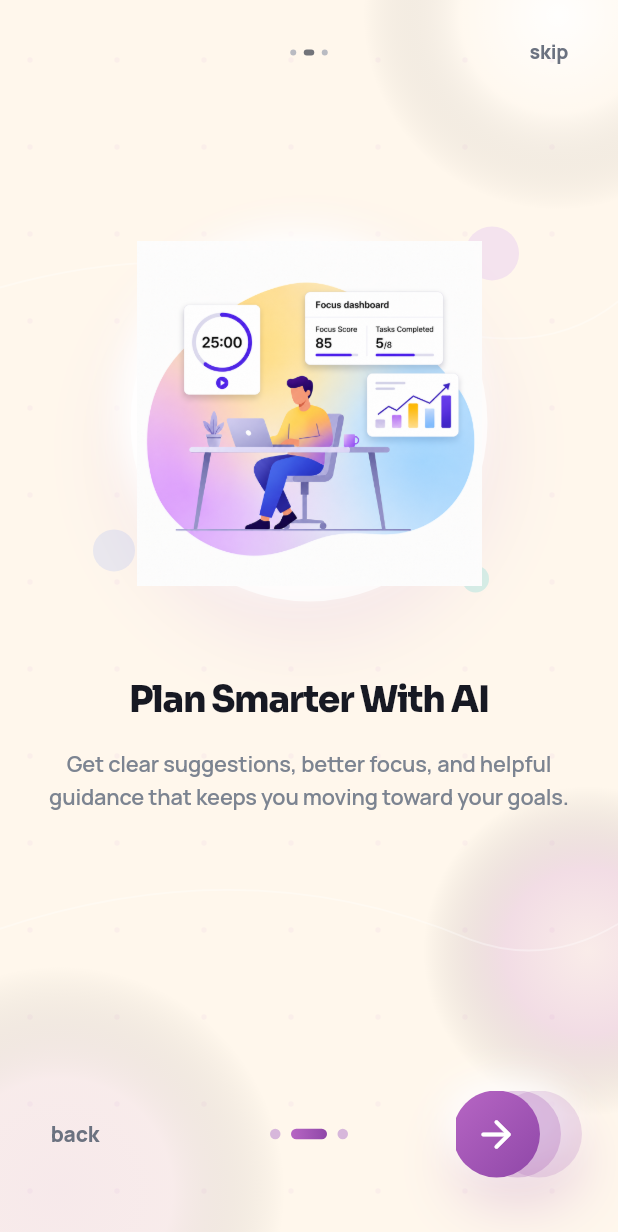
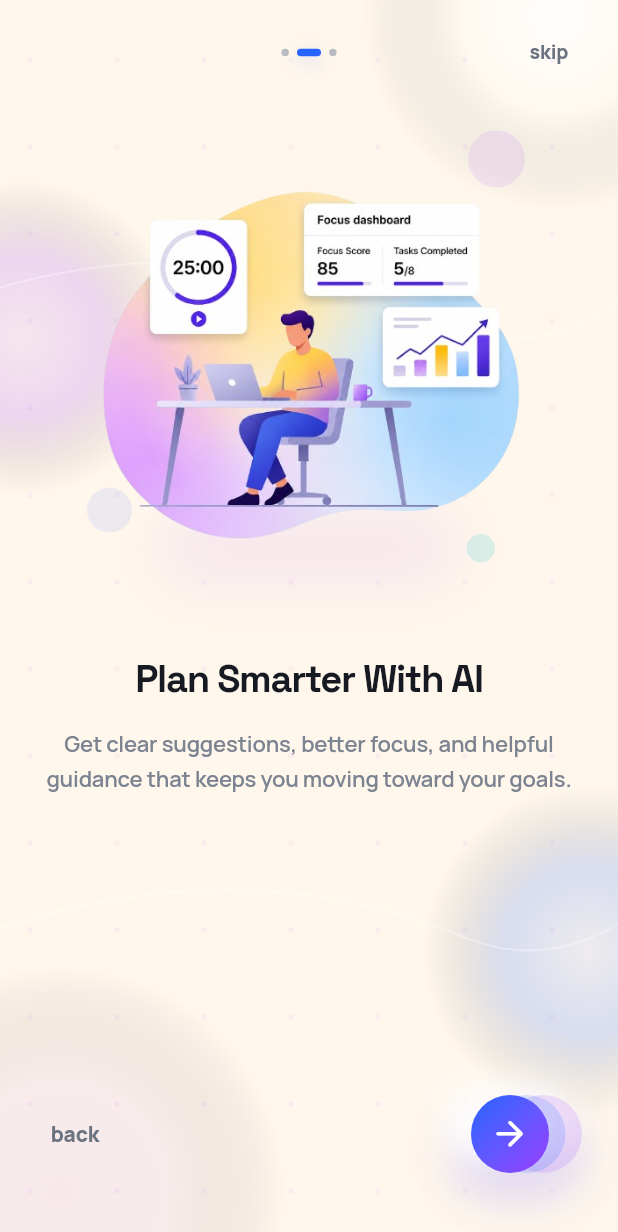
Before and after one commit to FarhadAthar/momentum_ai_01, a Flutter app: the screen it shows after launch, after a tap on the "arrow forward" icon, on a phone screen of 412 x 824 dp. Shown: the top 1232 px of the screen. Run offline on Flutter 3.47's test engine with Material 3 defaults, Android fonts, the phone set to English and light mode, and no system bars; our stand-ins replace flutter_riverpod, go_router, google_fonts.

Commit message:
Remove onboarding image circle and reduce next button size

```diff
--- a/04-Flutter-App/momentum_ai/lib/features/onboarding/view/onboarding_screen.dart
+++ b/04-Flutter-App/momentum_ai/lib/features/onboarding/view/onboarding_screen.dart
@@ -141,8 +141,6 @@ class _OnboardingScreenState extends ConsumerState<OnboardingScreen>
                       ),
                     ),
                     _BottomNavigation(
-                      currentPage: state.currentPage,
-                      totalPages: state.pages.length,
                       isFirstPage: state.isFirstPage,
                       isLastPage: state.isLastPage,
                       onBackTap: _goToPreviousPage,
@@ -213,6 +211,14 @@ class _OnboardingPage extends StatelessWidget {
 
   @override
   Widget build(BuildContext context) {
+    return LayoutBuilder(
+      builder: (context, constraints) {
+        final stageHeight = (constraints.maxHeight * 0.52)
+            .clamp(320.0, 370.0)
+            .toDouble();
+
+        final imageHeight = (stageHeight * 0.86).clamp(275.0, 320.0).toDouble();
+
         return AnimatedBuilder(
           animation: floatingController,
           builder: (context, child) {
@@ -221,15 +227,24 @@ class _OnboardingPage extends StatelessWidget {
 
             return Column(
               children: [
-            const Spacer(flex: 1),
+                SizedBox(height: constraints.maxHeight * 0.025),
                 Transform.translate(
                   offset: Offset(0, verticalOffset),
-              child: _IllustrationStage(image: page.image),
+                  child: _IllustrationStage(
+                    image: page.image,
+                    stageHeight: stageHeight,
+                    imageHeight: imageHeight,
                   ),
-            const SizedBox(height: 34),
-            _PremiumTextBlock(title: page.title, description: page.description),
-            const Spacer(flex: 2),
+                ),
+                const SizedBox(height: 26),
+                _PremiumTextBlock(
+                  title: page.title,
+                  description: page.description,
+                ),
+                const Spacer(),
               ],
+            );
+          },
         );
       },
     );
@@ -238,67 +253,65 @@ class _OnboardingPage extends StatelessWidget {
 
 class _IllustrationStage extends StatelessWidget {
   final String image;
+  final double stageHeight;
+  final double imageHeight;
 
-  const _IllustrationStage({required this.image});
+  const _IllustrationStage({
+    required this.image,
+    required this.stageHeight,
+    required this.imageHeight,
+  });
 
   @override
   Widget build(BuildContext context) {
     return SizedBox(
-      height: 278,
+      height: stageHeight,
       width: double.infinity,
       child: Stack(
         alignment: Alignment.center,
         children: [
           Positioned(
-            top: 26,
+            top: 18,
+            right: 38,
+            child: _SoftBubble(
+              size: 38,
+              color: AppTheme.primaryViolet.withValues(alpha: 0.10),
+            ),
+          ),
+          Positioned(
+            left: 34,
+            bottom: 54,
+            child: _SoftBubble(
+              size: 30,
+              color: AppTheme.primaryBlue.withValues(alpha: 0.09),
+            ),
+          ),
+          Positioned(
+            right: 58,
+            bottom: 34,
+            child: _SoftBubble(
+              size: 19,
+              color: AppTheme.primaryCyan.withValues(alpha: 0.16),
+            ),
+          ),
+          Positioned(
+            bottom: 28,
             child: Container(
-              width: 238,
-              height: 238,
+              width: 190,
+              height: 32,
               decoration: BoxDecoration(
-                shape: BoxShape.circle,
-                color: Colors.white.withValues(alpha: 0.72),
+                borderRadius: BorderRadius.circular(100),
                 boxShadow: [
                   BoxShadow(
-                    color: const Color(0xFFA25DCB).withValues(alpha: 0.10),
-                    blurRadius: 42,
-                    spreadRadius: 10,
-                    offset: const Offset(0, 18),
-                  ),
-                  BoxShadow(
-                    color: Colors.white.withValues(alpha: 0.95),
-                    blurRadius: 18,
-                    spreadRadius: 2,
-                    offset: const Offset(-8, -10),
+                    color: AppTheme.primaryViolet.withValues(alpha: 0.10),
+                    blurRadius: 34,
+                    spreadRadius: 6,
                   ),
                 ],
               ),
             ),
           ),
-          Positioned(
-            top: 14,
-            right: 42,
-            child: _SoftBubble(
-              size: 36,
-              color: AppTheme.primaryViolet.withValues(alpha: 0.11),
-            ),
-          ),
-          Positioned(
-            left: 38,
-            bottom: 34,
-            child: _SoftBubble(
-              size: 28,
-              color: AppTheme.primaryBlue.withValues(alpha: 0.10),
-            ),
-          ),
-          Positioned(
-            right: 62,
-            bottom: 20,
-            child: _SoftBubble(
-              size: 18,
-              color: AppTheme.primaryCyan.withValues(alpha: 0.18),
-            ),
-          ),
-          Image.asset(image, height: 230, fit: BoxFit.contain),
+          Image.asset(image, height: imageHeight, fit: BoxFit.contain),
         ],
       ),
     );
@@ -318,25 +331,25 @@ class _PremiumTextBlock extends StatelessWidget {
         Text(
           title,
           textAlign: TextAlign.center,
-          style: GoogleFonts.sora(
-            fontSize: 24,
-            height: 1.14,
+          style: GoogleFonts.spaceGrotesk(
+            fontSize: 25.5,
+            height: 1.12,
             fontWeight: FontWeight.w800,
-            letterSpacing: -0.8,
+            letterSpacing: -0.9,
             color: const Color(0xFF171923),
           ),
         ),
-        const SizedBox(height: 18),
+        const SizedBox(height: 17),
         Padding(
-          padding: const EdgeInsets.symmetric(horizontal: 8),
+          padding: const EdgeInsets.symmetric(horizontal: 6),
           child: Text(
             description,
             textAlign: TextAlign.center,
             style: GoogleFonts.manrope(
-              fontSize: 14.5,
-              height: 1.55,
+              fontSize: 14.7,
+              height: 1.56,
               fontWeight: FontWeight.w600,
-              letterSpacing: -0.1,
+              letterSpacing: -0.12,
               color: const Color(0xFF7C8491),
             ),
           ),
@@ -347,16 +360,12 @@ class _PremiumTextBlock extends StatelessWidget {
 }
 
 class _BottomNavigation extends StatelessWidget {
-  final int currentPage;
-  final int totalPages;
   final bool isFirstPage;
   final bool isLastPage;
   final VoidCallback onBackTap;
   final VoidCallback onNextTap;
 
   const _BottomNavigation({
-    required this.currentPage,
-    required this.totalPages,
     required this.isFirstPage,
     required this.isLastPage,
     required this.onBackTap,
@@ -395,7 +404,6 @@ class _BottomNavigation extends StatelessWidget {
               ),
             ),
           ),
-          _LargePageIndicator(currentPage: currentPage, totalPages: totalPages),
           Align(
             alignment: Alignment.centerRight,
             child: AnimatedSwitcher(
@@ -433,51 +441,56 @@ class _ArrowButton extends StatelessWidget {
   @override
   Widget build(BuildContext context) {
     return _NeumorphicTapShell(
-      width: 84,
-      height: 58,
-      borderRadius: 32,
+      width: 86,
+      height: 52,
+      borderRadius: 30,
       onTap: onTap,
       child: Stack(
+        clipBehavior: Clip.none,
         alignment: Alignment.center,
         children: [
           Positioned(
             right: 0,
             child: Container(
-              width: 58,
-              height: 58,
+              width: 52,
+              height: 52,
               decoration: BoxDecoration(
                 shape: BoxShape.circle,
-                color: const Color(0xFFA45AB5).withValues(alpha: 0.18),
+                color: AppTheme.primaryViolet.withValues(alpha: 0.15),
               ),
             ),
           ),
           Positioned(
-            right: 14,
+            right: 11,
             child: Container(
-              width: 58,
-              height: 58,
+              width: 52,
+              height: 52,
               decoration: BoxDecoration(
                 shape: BoxShape.circle,
-                color: const Color(0xFFA45AB5).withValues(alpha: 0.28),
+                color: AppTheme.primaryBlue.withValues(alpha: 0.17),
               ),
             ),
           ),
           Positioned(
-            right: 28,
+            right: 22,
             child: Container(
-              width: 58,
-              height: 58,
+              width: 52,
+              height: 52,
               decoration: const BoxDecoration(
                 shape: BoxShape.circle,
                 gradient: LinearGradient(
                   begin: Alignment.topLeft,
                   end: Alignment.bottomRight,
-                  colors: [Color(0xFFB766C4), Color(0xFF8F47A8)],
+                  colors: [
+                    AppTheme.primaryBlue,
+                    Color(0xFF6258FF),
+                    AppTheme.primaryViolet,
+                  ],
                 ),
               ),
               child: const Icon(
                 Icons.arrow_forward_rounded,
-                size: 30,
+                size: 27,
                 color: Colors.white,
               ),
             ),
@@ -496,24 +509,33 @@ class _GetStartedButton extends StatelessWidget {
   @override
   Widget build(BuildContext context) {
     return _NeumorphicTapShell(
-      width: 150,
-      height: 58,
-      borderRadius: 32,
+      width: 154,
+      height: 60,
+      borderRadius: 34,
       onTap: onTap,
       child: Container(
         alignment: Alignment.center,
         decoration: BoxDecoration(
-          borderRadius: BorderRadius.circular(32),
+          borderRadius: BorderRadius.circular(34),
           gradient: const LinearGradient(
             begin: Alignment.topLeft,
             end: Alignment.bottomRight,
-            colors: [Color(0xFFB766C4), Color(0xFF8F47A8)],
+            colors: [
+              AppTheme.primaryBlue,
+              Color(0xFF6258FF),
+              AppTheme.primaryViolet,
+            ],
           ),
           boxShadow: [
             BoxShadow(
-              color: const Color(0xFF9C54AE).withValues(alpha: 0.30),
+              color: AppTheme.primaryBlue.withValues(alpha: 0.24),
               blurRadius: 28,
               offset: const Offset(0, 14),
+            ),
+            BoxShadow(
+              color: AppTheme.primaryViolet.withValues(alpha: 0.18),
+              blurRadius: 32,
+              offset: const Offset(0, 18),
             ),
           ],
         ),
@@ -560,14 +582,19 @@ class _NeumorphicTapShell extends StatelessWidget {
             borderRadius: BorderRadius.circular(borderRadius),
             boxShadow: [
               BoxShadow(
-                color: const Color(0xFF9C54AE).withValues(alpha: 0.22),
-                blurRadius: 32,
-                offset: const Offset(0, 18),
+                color: AppTheme.primaryBlue.withValues(alpha: 0.13),
+                blurRadius: 26,
+                offset: const Offset(0, 14),
               ),
               BoxShadow(
-                color: Colors.white.withValues(alpha: 0.85),
-                blurRadius: 18,
-                offset: const Offset(-8, -8),
+                color: AppTheme.primaryViolet.withValues(alpha: 0.11),
+                blurRadius: 30,
+                offset: const Offset(0, 16),
+              ),
+              BoxShadow(
+                color: Colors.white.withValues(alpha: 0.82),
+                blurRadius: 16,
+                offset: const Offset(-7, -7),
               ),
             ],
           ),
@@ -597,49 +624,21 @@ class _MiniProgressDots extends StatelessWidget {
         return AnimatedContainer(
           duration: const Duration(milliseconds: 260),
           curve: Curves.easeOutCubic,
-          width: isActive ? 7 : 4,
-          height: 4,
-          margin: const EdgeInsets.symmetric(horizontal: 2.5),
+          width: isActive ? 16 : 5,
+          height: 5,
+          margin: const EdgeInsets.symmetric(horizontal: 2.7),
           decoration: BoxDecoration(
-            color: isActive ? const Color(0xFF72747A) : const Color(0xFFB9BBC2),
+            color: isActive ? AppTheme.primaryBlue : const Color(0xFFB9BBC2),
             borderRadius: BorderRadius.circular(100),
+            boxShadow: isActive
+                ? [
+                    BoxShadow(
+                      color: AppTheme.primaryBlue.withValues(alpha: 0.22),
+                      blurRadius: 10,
+                      offset: const Offset(0, 4),
                     ),
-        );
-      }),
-    );
-  }
-}
-
-class _LargePageIndicator extends StatelessWidget {
-  final int currentPage;
-  final int totalPages;
-
-  const _LargePageIndicator({
-    required this.currentPage,
-    required this.totalPages,
-  });
-
-  @override
-  Widget build(BuildContext context) {
-    return Row(
-      mainAxisSize: MainAxisSize.min,
-      children: List.generate(totalPages, (index) {
-        final isActive = index == currentPage;
-
-        return AnimatedContainer(
-          duration: const Duration(milliseconds: 300),
-          curve: Curves.easeOutCubic,
-          width: isActive ? 24 : 7,
-          height: 7,
-          margin: const EdgeInsets.symmetric(horizontal: 3.5),
-          decoration: BoxDecoration(
-            borderRadius: BorderRadius.circular(100),
-            gradient: isActive
-                ? const LinearGradient(
-                    colors: [Color(0xFFB766C4), Color(0xFF8F47A8)],
-                  )
+                  ]
                 : null,
-            color: isActive ? null : const Color(0xFFD7B7DB),
           ),
         );
       }),
@@ -680,7 +679,15 @@ class _OnboardingBackground extends StatelessWidget {
           bottom: 80,
           child: _BackgroundGlow(
             size: 220,
-            color: const Color(0xFFB766C4).withValues(alpha: 0.08),
+            color: AppTheme.primaryBlue.withValues(alpha: 0.08),
+          ),
+        ),
+        Positioned(
+          top: 120,
+          left: -90,
+          child: _BackgroundGlow(
+            size: 210,
+            color: AppTheme.primaryViolet.withValues(alpha: 0.09),
           ),
         ),
         Positioned.fill(child: CustomPaint(painter: _SoftPatternPainter())),
@@ -735,7 +742,7 @@ class _SoftPatternPainter extends CustomPainter {
       ..style = PaintingStyle.stroke;
 
     final dotPaint = Paint()
-      ..color = const Color(0xFFB766C4).withValues(alpha: 0.055)
+      ..color = AppTheme.primaryViolet.withValues(alpha: 0.055)
       ..style = PaintingStyle.fill;
 
     for (double x = 20; x < size.width; x += 58) {
--- a/04-Flutter-App/momentum_ai/lib/features/splash/view/splash_screen.dart
+++ b/04-Flutter-App/momentum_ai/lib/features/splash/view/splash_screen.dart
@@ -48,7 +48,7 @@ class _SplashScreenState extends ConsumerState<SplashScreen>
         statusBarColor: Colors.transparent,
         statusBarIconBrightness: Brightness.dark,
         statusBarBrightness: Brightness.light,
-        systemNavigationBarColor: Colors.white,
+        systemNavigationBarColor: Color(0xFFFFF7EC),
         systemNavigationBarIconBrightness: Brightness.dark,
         systemNavigationBarDividerColor: Colors.transparent,
         systemNavigationBarContrastEnforced: false,
@@ -140,17 +140,17 @@ class _SplashScreenState extends ConsumerState<SplashScreen>
         statusBarColor: Colors.transparent,
         statusBarIconBrightness: Brightness.dark,
         statusBarBrightness: Brightness.light,
-        systemNavigationBarColor: Colors.white,
+        systemNavigationBarColor: Color(0xFFFFF7EC),
         systemNavigationBarIconBrightness: Brightness.dark,
         systemNavigationBarDividerColor: Colors.transparent,
         systemNavigationBarContrastEnforced: false,
         systemStatusBarContrastEnforced: false,
       ),
       child: Scaffold(
-        backgroundColor: Colors.white,
+        backgroundColor: const Color(0xFFFFF7EC),
         body: Stack(
           children: [
-            const _PremiumLightBackground(),
+            const _PremiumWarmBackground(),
             SafeArea(
               bottom: true,
               child: Center(
@@ -308,11 +308,11 @@ class _AnimatedText extends StatelessWidget {
                   child: Text(
                     'Momentum AI',
                     textAlign: TextAlign.center,
-                    style: GoogleFonts.sora(
-                      fontSize: 40,
-                      height: 1.02,
+                    style: GoogleFonts.spaceGrotesk(
+                      fontSize: 41,
+                      height: 1.0,
                       fontWeight: FontWeight.w800,
-                      letterSpacing: -2.0,
+                      letterSpacing: -2.1,
                       color: Colors.white,
                       shadows: [
                         Shadow(
@@ -422,60 +422,61 @@ class _AnimatedProgressBar extends StatelessWidget {
   }
 }
 
-class _PremiumLightBackground extends StatelessWidget {
-  const _PremiumLightBackground();
+class _PremiumWarmBackground extends StatelessWidget {
+  const _PremiumWarmBackground();
 
   @override
   Widget build(BuildContext context) {
     return Stack(
       children: [
-        Positioned.fill(child: Container(color: Colors.white)),
-        Positioned.fill(
-          child: Container(
-            decoration: const BoxDecoration(
-              gradient: LinearGradient(
-                begin: Alignment.topLeft,
-                end: Alignment.bottomRight,
-                colors: [Colors.white, AppTheme.background, Color(0xFFF3F6FF)],
-              ),
-            ),
+        const Positioned.fill(
+          child: DecoratedBox(
+            decoration: BoxDecoration(color: Color(0xFFFFF7EC)),
           ),
         ),
         Positioned(
-          top: -95,
-          right: -80,
-          child: _GlowBlob(
-            size: 230,
-            color: AppTheme.primaryViolet.withValues(alpha: 0.20),
+          top: -120,
+          right: -90,
+          child: _BackgroundGlow(
+            size: 260,
+            color: Colors.white.withValues(alpha: 0.90),
           ),
         ),
         Positioned(
-          top: 170,
           left: -110,
-          child: _GlowBlob(
-            size: 260,
-            color: AppTheme.primaryBlue.withValues(alpha: 0.18),
+          bottom: -120,
+          child: _BackgroundGlow(
+            size: 300,
+            color: const Color(0xFFD9B7E5).withValues(alpha: 0.22),
           ),
         ),
         Positioned(
-          bottom: -120,
-          right: -100,
-          child: _GlowBlob(
-            size: 300,
-            color: AppTheme.primaryCyan.withValues(alpha: 0.16),
+          right: -90,
+          bottom: 80,
+          child: _BackgroundGlow(
+            size: 220,
+            color: AppTheme.primaryBlue.withValues(alpha: 0.08),
           ),
         ),
-        Positioned.fill(child: CustomPaint(painter: _SubtlePatternPainter())),
+        Positioned(
+          top: 120,
+          left: -90,
+          child: _BackgroundGlow(
+            size: 210,
+            color: AppTheme.primaryViolet.withValues(alpha: 0.09),
+          ),
+        ),
+        Positioned.fill(child: CustomPaint(painter: _SoftPatternPainter())),
       ],
     );
   }
 }
 
-class _GlowBlob extends StatelessWidget {
+class _BackgroundGlow extends StatelessWidget {
   final double size;
   final Color color;
 
-  const _GlowBlob({required this.size, required this.color});
+  const _BackgroundGlow({required this.size, required this.color});
 
   @override
   Widget build(BuildContext context) {
@@ -485,37 +486,64 @@ class _GlowBlob extends StatelessWidget {
       decoration: BoxDecoration(
         shape: BoxShape.circle,
         gradient: RadialGradient(
-          colors: [color, color.withValues(alpha: 0.08), Colors.transparent],
+          colors: [color, color.withValues(alpha: 0.18), Colors.transparent],
         ),
       ),
     );
   }
 }
 
-class _SubtlePatternPainter extends CustomPainter {
+class _SoftPatternPainter extends CustomPainter {
   @override
   void paint(Canvas canvas, Size size) {
-    final paint = Paint()
-      ..color = AppTheme.primaryBlue.withValues(alpha: 0.030)
-      ..style = PaintingStyle.stroke
-      ..strokeWidth = 1;
+    final linePaint = Paint()
+      ..color = Colors.white.withValues(alpha: 0.34)
+      ..strokeWidth = 1.2
+      ..style = PaintingStyle.stroke;
 
-    const spacing = 42.0;
+    final dotPaint = Paint()
+      ..color = AppTheme.primaryViolet.withValues(alpha: 0.055)
+      ..style = PaintingStyle.fill;
 
-    for (double x = -20; x < size.width + 40; x += spacing) {
-      for (double y = -20; y < size.height + 40; y += spacing) {
-        final rect = Rect.fromCenter(
-          center: Offset(x, y),
-          width: 16,
-          height: 16,
-        );
-
-        canvas.drawRRect(
-          RRect.fromRectAndRadius(rect, const Radius.circular(5)),
-          paint,
-        );
+    for (double x = 20; x < size.width; x += 58) {
+      for (double y = 40; y < size.height; y += 58) {
+        canvas.drawCircle(Offset(x, y), 1.8, dotPaint);
       }
     }
+
+    final path = Path()
+      ..moveTo(-20, size.height * 0.24)
+      ..quadraticBezierTo(
+        size.width * 0.32,
+        size.height * 0.18,
+        size.width * 0.62,
+        size.height * 0.25,
+      )
+      ..quadraticBezierTo(
+        size.width * 0.90,
+        size.height * 0.31,
+        size.width + 20,
+        size.height * 0.22,
+      );
+
+    canvas.drawPath(path, linePaint);
+
+    final secondPath = Path()
+      ..moveTo(-20, size.height * 0.76)
+      ..quadraticBezierTo(
+        size.width * 0.38,
+        size.height * 0.68,
+        size.width * 0.76,
+        size.height * 0.76,
+      )
+      ..quadraticBezierTo(
+        size.width * 0.92,
+        size.height * 0.79,
+        size.width + 30,
+        size.height * 0.72,
+      );
+
+    canvas.drawPath(secondPath, linePaint);
   }
 
   @override
--- a/04-Flutter-App/momentum_ai/lib/main.dart
+++ b/04-Flutter-App/momentum_ai/lib/main.dart
@@ -12,7 +12,7 @@ void main() {
       statusBarColor: Colors.transparent,
       statusBarIconBrightness: Brightness.dark,
       statusBarBrightness: Brightness.light,
-      systemNavigationBarColor: Colors.white,
+      systemNavigationBarColor: Color(0xFFFFF7EC),
       systemNavigationBarIconBrightness: Brightness.dark,
       systemNavigationBarDividerColor: Colors.transparent,
       systemNavigationBarContrastEnforced: false,
```
Also changed, not shown: 04-Flutter-App/momentum_ai/assets/images/onboarding_01.png, 04-Flutter-App/momentum_ai/assets/images/onboarding_02.png, 04-Flutter-App/momentum_ai/assets/images/onboarding_03.png. Lines whose indentation alone changed are shown as unchanged.
